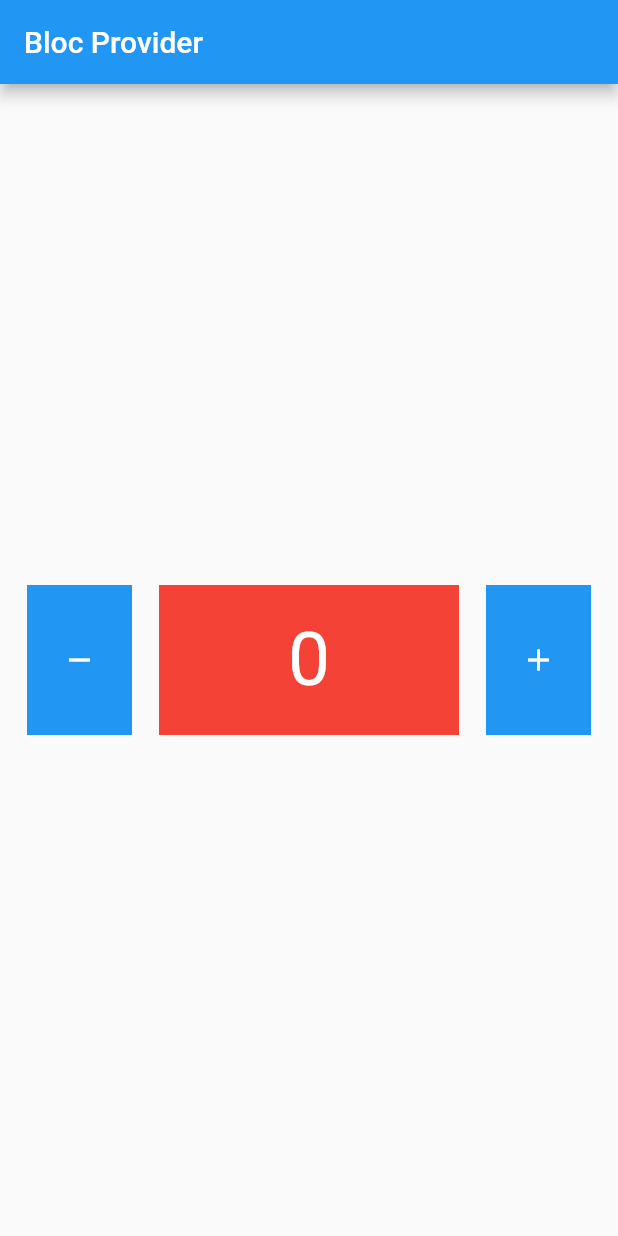
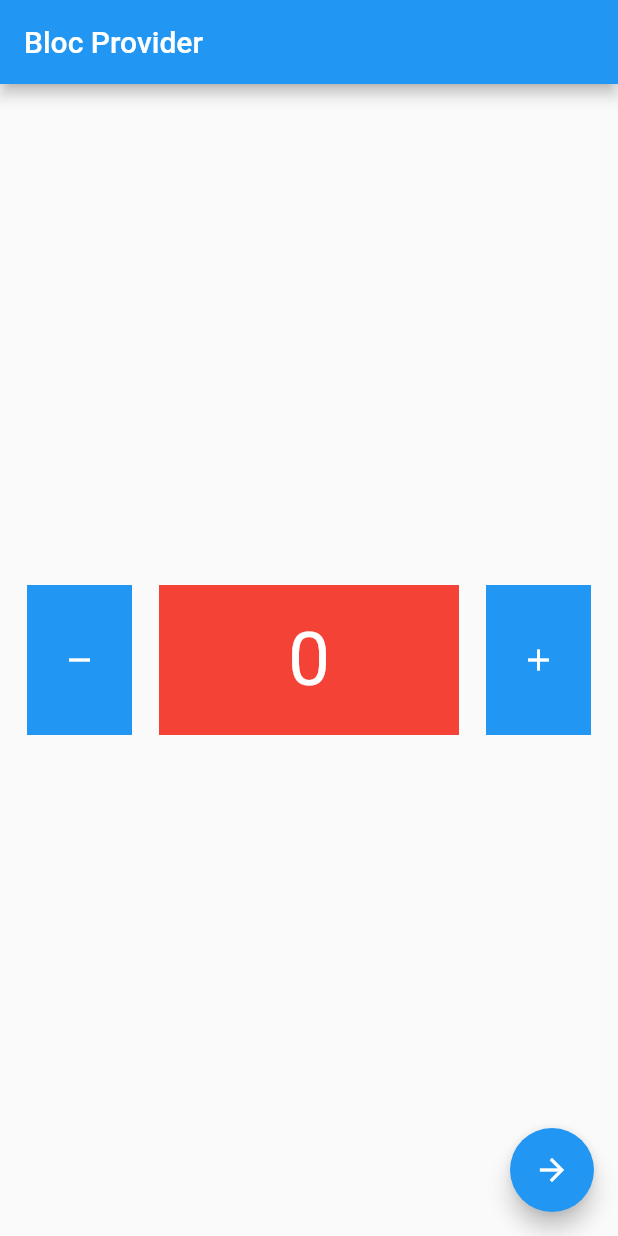
Before and after one commit to aldoalfians/flutter_state_bloc, a Flutter app: the screen it shows after launch, on a phone screen of 412 x 824 dp. Run offline on Flutter 3.47's test engine with Material 2 defaults, Android fonts, the phone set to English and light mode, and no system bars; our stand-ins replace bloc, flutter_bloc.

Commit message:
update bloc provider value

```diff
--- a/lib/main.dart
+++ b/lib/main.dart
@@ -14,11 +14,10 @@ class MyApp extends StatelessWidget {
 
   @override
   Widget build(BuildContext context) {
-    return BlocProvider(
+    return MaterialApp(
+        home: BlocProvider(
       create: (context) => Counter(),
-      child: MaterialApp(
-        home: HomePage(),
-      ),
-    );
+      child: HomePage(),
+    ));
   }
 }
--- a/lib/pages/home.dart
+++ b/lib/pages/home.dart
@@ -3,6 +3,7 @@ import 'package:flutter/src/widgets/framework.dart';
 import 'package:flutter/src/widgets/placeholder.dart';
 import 'package:flutter_bloc/flutter_bloc.dart';
 import 'package:flutter_bloc_app/bloc/counter.dart';
+import 'package:flutter_bloc_app/pages/other.dart';
 import 'package:flutter_bloc_app/widget/data_widget.dart';
 
 class HomePage extends StatelessWidget {
@@ -11,8 +12,21 @@ class HomePage extends StatelessWidget {
     Counter myCounter = BlocProvider.of<Counter>(context);
 
     return Scaffold(
+      floatingActionButton: FloatingActionButton(
+        onPressed: () {
+          Navigator.of(context).push(
+            MaterialPageRoute(builder: (context) {
+              return BlocProvider.value(
+                value: myCounter,
+                child: const OtherPage(),
+              );
+            }),
+          );
+        },
+        child: const Icon(Icons.arrow_forward),
+      ),
       appBar: AppBar(
-        title: Text("Bloc Provider"),
+        title: const Text("Bloc Provider"),
       ),
       body: Column(
         mainAxisAlignment: MainAxisAlignment.center,
```
Also changed, not shown: lib/pages/other.dart (added, +30 -0 lines).
